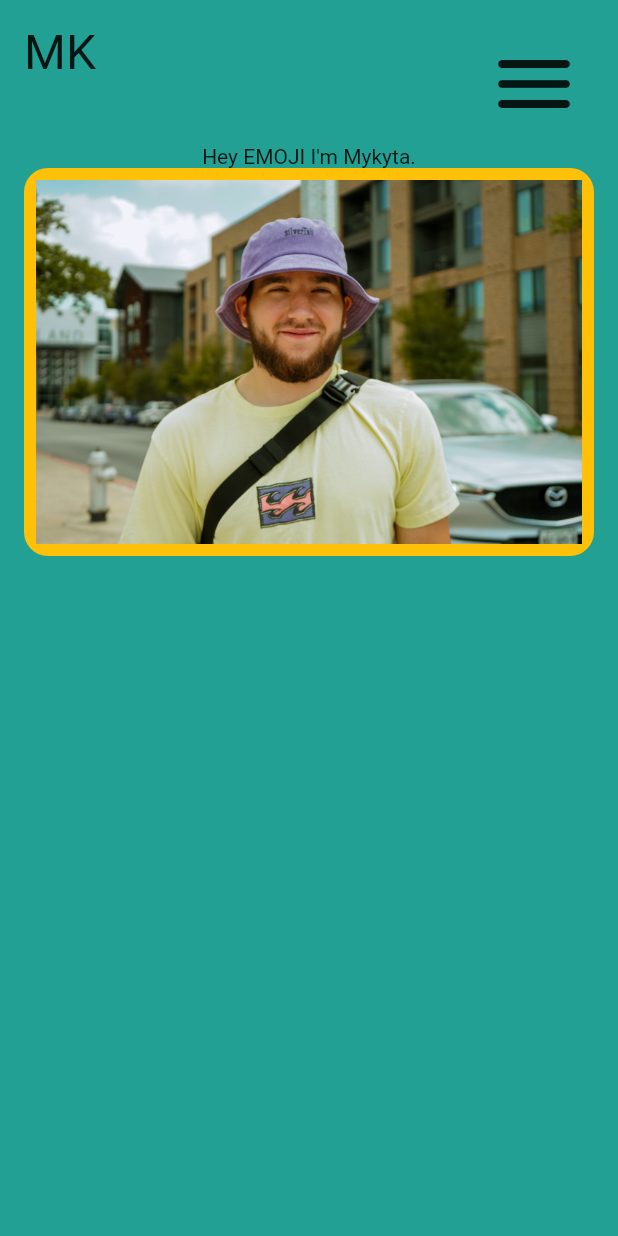
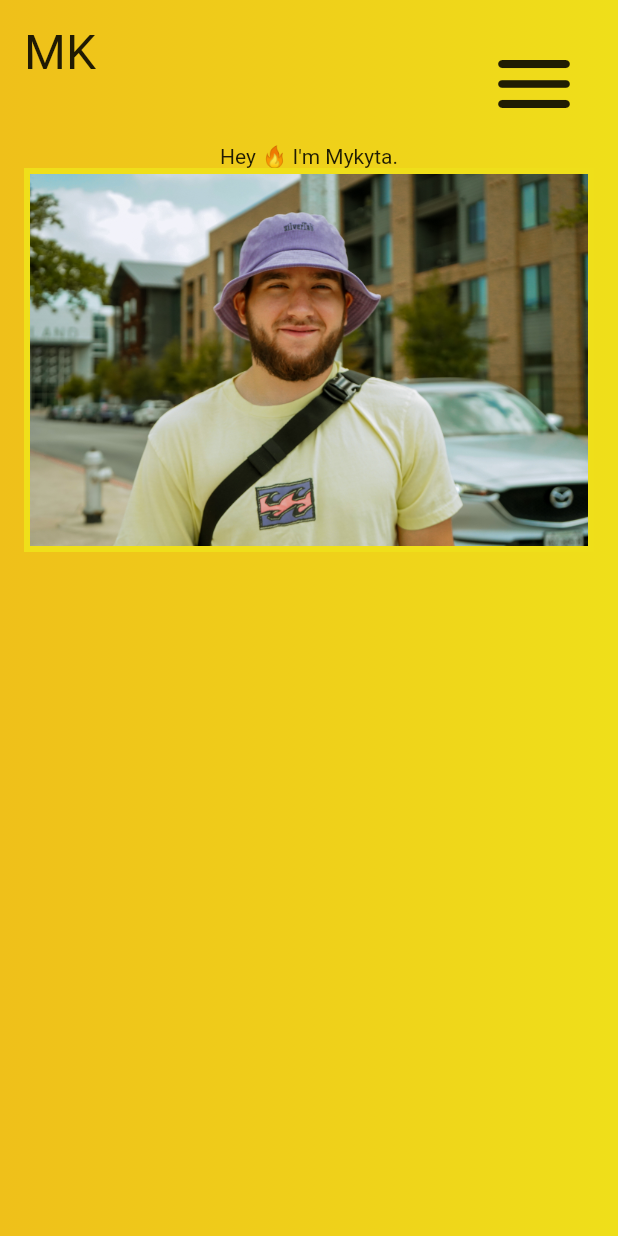
Before and after one commit to mykyta-kovalenko/flutter_web_portfolio, a Flutter app: the screen it shows after launch, on a phone screen of 412 x 824 dp. Run offline on Flutter 3.47's test engine with Material 2 defaults, Android fonts, the phone set to English and light mode, and no system bars; our stand-ins replace auto_route, responsive_framework.

Commit message:
add colors/textStyles

```diff
--- a/lib/l10n/app_localizations.dart
+++ b/lib/l10n/app_localizations.dart
@@ -100,7 +100,7 @@ abstract class AppLocalizations {
   /// No description provided for @heyImMykyta.
   ///
   /// In en, this message translates to:
-  /// **'Hey EMOJI I\'m Mykyta.'**
+  /// **'Hey 🔥 I\'m Mykyta.'**
   String get heyImMykyta;
 }
 
--- a/lib/l10n/app_localizations_en.dart
+++ b/lib/l10n/app_localizations_en.dart
@@ -8,5 +8,5 @@ class AppLocalizationsEn extends AppLocalizations {
   String get appName => 'App';
 
   @override
-  String get heyImMykyta => 'Hey EMOJI I\'m Mykyta.';
+  String get heyImMykyta => 'Hey 🔥 I\'m Mykyta.';
 }
--- a/lib/l10n/strings_en.arb
+++ b/lib/l10n/strings_en.arb
@@ -1,5 +1,5 @@
 {
     "@@locale": "en",
     "appName": "App",
-    "heyImMykyta": "Hey EMOJI I'm Mykyta."
+    "heyImMykyta": "Hey 🔥 I'm Mykyta."
 }
--- a/lib/themes/light/src/color_theme.dart
+++ b/lib/themes/light/src/color_theme.dart
@@ -7,5 +7,8 @@ class _LightColorThemeData implements AppColorThemeData {
   Color get black => _AppColors.black;
 
   @override
-  Color get greenNephrite => _AppColors.greenNephrite;
+  Color get mainYellow => _AppColors.mainYellow;
+
+  @override
+  Color get secondaryYellow => _AppColors.secondaryYellow;
 }
--- a/lib/themes/light/src/constants.dart
+++ b/lib/themes/light/src/constants.dart
@@ -1,6 +1,13 @@
 part of '../light_theme.dart';
+
+//TODO: Add font family.
+const _textStyle = TextStyle(
+  fontSize: 34,
+  color: _AppColors.black,
+);
 
 abstract class _AppColors {
   static const black = Color(0xFF181818);
-  static const greenNephrite = Color(0xFF23A094);
+  static const mainYellow = Color(0xFFEFC01A);
+  static const secondaryYellow = Color(0xFFEFDF1A);
 }
--- a/lib/themes/light/src/text_theme.dart
+++ b/lib/themes/light/src/text_theme.dart
@@ -2,4 +2,46 @@ part of '../light_theme.dart';
 
 class _LightTextThemeData implements AppTextThemeData {
   const _LightTextThemeData();
+
+  @override
+  TextStyle get mainTitle => _textStyle.copyWith(
+        fontWeight: FontWeight.w700,
+        fontSize: 48,
+      );
+
+  @override
+  TextStyle get mainSubtitle => _textStyle.copyWith(
+        fontSize: 18,
+      );
+  @override
+  TextStyle get mobileTitle => _textStyle.copyWith(
+        fontWeight: FontWeight.w700,
+        fontSize: 24,
+      );
+
+  @override
+  TextStyle get mobileSubtitle => _textStyle.copyWith(
+        fontSize: 14,
+      );
+
+  @override
+  TextStyle get bridgeTitle => _textStyle.copyWith(
+        fontSize: 32,
+        fontWeight: FontWeight.w700,
+      );
+
+  @override
+  TextStyle get bridgeSubtitle => _textStyle.copyWith(
+        fontSize: 20,
+      );
+
+  @override
+  TextStyle get mainBodyText => _textStyle.copyWith(
+        fontSize: 18,
+      );
+
+  @override
+  TextStyle get mobileBodyText => _textStyle.copyWith(
+        fontSize: 14,
+      );
 }
--- a/lib/themes/theme/app_color_theme_data.dart
+++ b/lib/themes/theme/app_color_theme_data.dart
@@ -2,5 +2,6 @@ part of 'app_theme.dart';
 
 abstract class AppColorThemeData {
   Color get black;
-  Color get greenNephrite;
+  Color get mainYellow;
+  Color get secondaryYellow;
 }
--- a/lib/themes/theme/app_text_theme_data.dart
+++ b/lib/themes/theme/app_text_theme_data.dart
@@ -1,3 +1,12 @@
 part of 'app_theme.dart';
 
-abstract class AppTextThemeData {}
+abstract class AppTextThemeData {
+  TextStyle get mainTitle;
+  TextStyle get mainSubtitle;
+  TextStyle get mobileTitle;
+  TextStyle get mobileSubtitle;
+  TextStyle get bridgeTitle;
+  TextStyle get bridgeSubtitle;
+  TextStyle get mainBodyText;
+  TextStyle get mobileBodyText;
+}
--- a/lib/ui/pages/home_page.dart
+++ b/lib/ui/pages/home_page.dart
@@ -1,8 +1,6 @@
 import 'package:auto_route/auto_route.dart';
 import 'package:flutter/material.dart';
 import 'package:flutter_web_portfolio/ui/views/greeting_block.dart';
-
-import '../../utils/build_context_ext.dart';
 
 @RoutePage()
 class HomePage extends StatefulWidget {
@@ -31,13 +29,20 @@ class _HomePageState extends State<HomePage>
 
   @override
   Widget build(BuildContext context) {
-    return Scaffold(
-      backgroundColor: context.colorTheme.greenNephrite,
-      body: SafeArea(
-        child: Padding(
-          padding: const EdgeInsets.all(16),
-          child: GreetingBlock(
-            menuDelegate: this,
+    return Container(
+      decoration: const BoxDecoration(
+        gradient: LinearGradient(
+          colors: [Color(0xFFefc01a), Color(0xFFefdf1a)],
+        ),
+      ),
+      child: Scaffold(
+        backgroundColor: Colors.transparent,
+        body: SafeArea(
+          child: Padding(
+            padding: const EdgeInsets.all(16),
+            child: GreetingBlock(
+              menuDelegate: this,
+            ),
           ),
         ),
       ),
--- a/lib/ui/views/greeting_block.dart
+++ b/lib/ui/views/greeting_block.dart
@@ -63,16 +63,13 @@ class _MobileGreeting extends StatelessWidget {
       children: [
         _buildMenuRow(context),
         Text(context.strings.heyImMykyta),
-        ClipRRect(
-          borderRadius: BorderRadius.circular(16),
-          child: Container(
-            decoration: BoxDecoration(
-              border: Border.all(color: Colors.amber, width: 8),
-            ),
-            child: Image.asset(
-              Assets.img4102.path,
-              fit: BoxFit.cover,
-            ),
+        Container(
+          decoration: BoxDecoration(
+            border: Border.all(color: const Color(0xFFefdf1a), width: 4),
+          ),
+          child: Image.asset(
+            Assets.img4102.path,
+            fit: BoxFit.cover,
           ),
         ),
       ],
```
